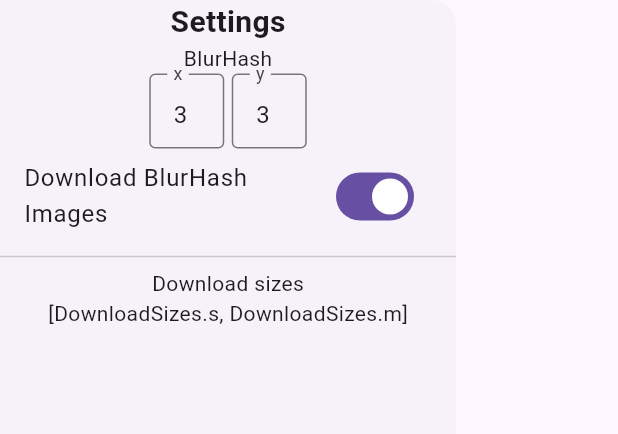
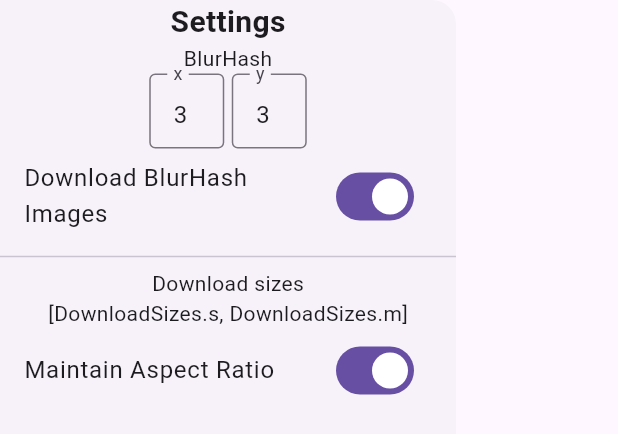
Before and after one commit to cgutierr-zgz/wacaplacasacapoco, a Flutter app: the DownloaderSettingsDrawer widget shown alone on an empty page, opened directly, after a tap on "Download BlurHash Images", on a phone screen of 412 x 824 dp. Shown: the top 434 px of the screen. Run offline on Flutter 3.47's test engine with Material 3 defaults, Android fonts, the phone set to English and light mode, and no system bars; our stand-ins replace dotted_border, file_picker, flutter_bloc, hydrated_bloc; missing offline and left inert: blurhash, dart:html, flutter_dropzone.

Commit message:
Adds aspect ratio handling

```diff
--- a/lib/downloader/cubit/downloader_state.dart
+++ b/lib/downloader/cubit/downloader_state.dart
@@ -15,28 +15,33 @@ class DownloaderState {
     required this.images,
     required this.blurHashMode,
     required this.downloadBlurHashImages,
+    required this.maintainAspectRatio,
   });
 
   final Map<String, Uint8List> images;
   final (int, int) blurHashMode;
   final bool downloadBlurHashImages;
+  final bool maintainAspectRatio;
 
   static const initialState = DownloaderState(
     images: {},
     blurHashMode: (3, 3),
     downloadBlurHashImages: false,
+    maintainAspectRatio: true,
   );
 
   DownloaderState copyWith({
     Map<String, Uint8List>? images,
     (int, int)? blurHashMode,
     bool? downloadBlurHashImages,
+    bool? maintainAspectRatio,
   }) {
     return DownloaderState(
       images: images ?? this.images,
       blurHashMode: blurHashMode ?? this.blurHashMode,
       downloadBlurHashImages:
           downloadBlurHashImages ?? this.downloadBlurHashImages,
+      maintainAspectRatio: maintainAspectRatio ?? this.maintainAspectRatio,
     );
   }
 }
--- a/lib/downloader/view/widgets/downloader_settings_drawer.dart
+++ b/lib/downloader/view/widgets/downloader_settings_drawer.dart
@@ -27,6 +27,11 @@ class DownloaderSettingsDrawer extends StatelessWidget {
               const Divider(),
               const Text('Download sizes'),
               Text(DownloadSizes.values.toString()),
+              SwitchListTile(
+                value: state.maintainAspectRatio,
+                title: const Text('Maintain Aspect Ratio'),
+                onChanged: (_) => cubit.toggleMaintainAspectRatio(),
+              ),
             ],
           ),
         );
```
Also changed, not shown: lib/downloader/cubit/downloader_cubit.dart (+10 -2 lines).
